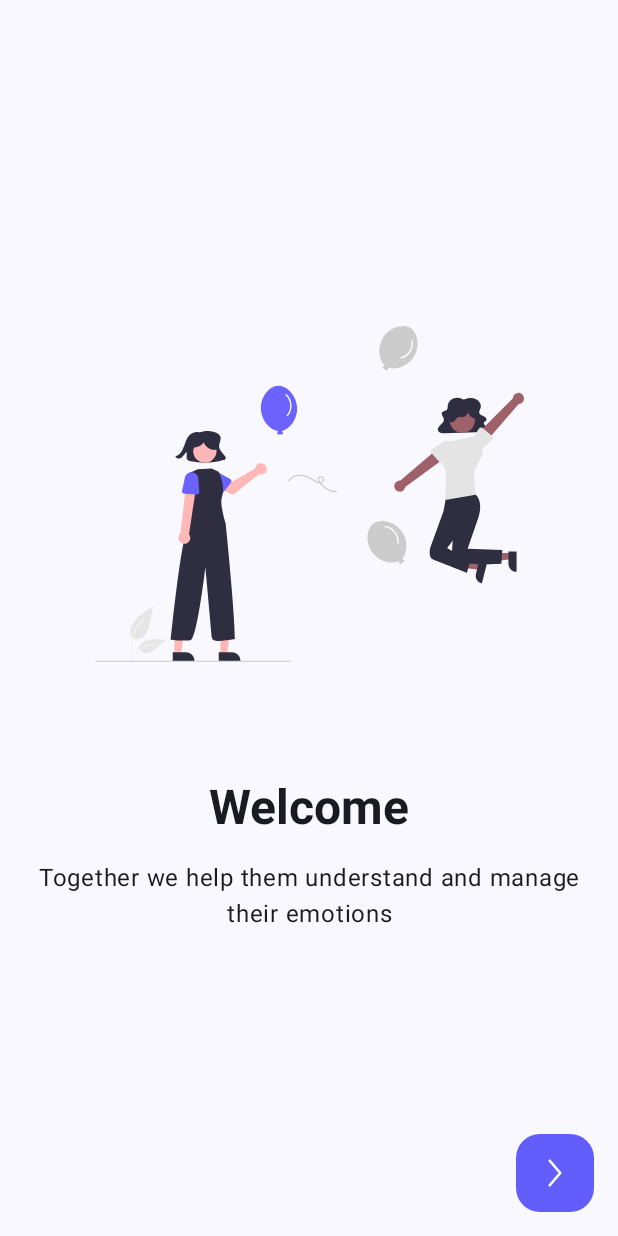
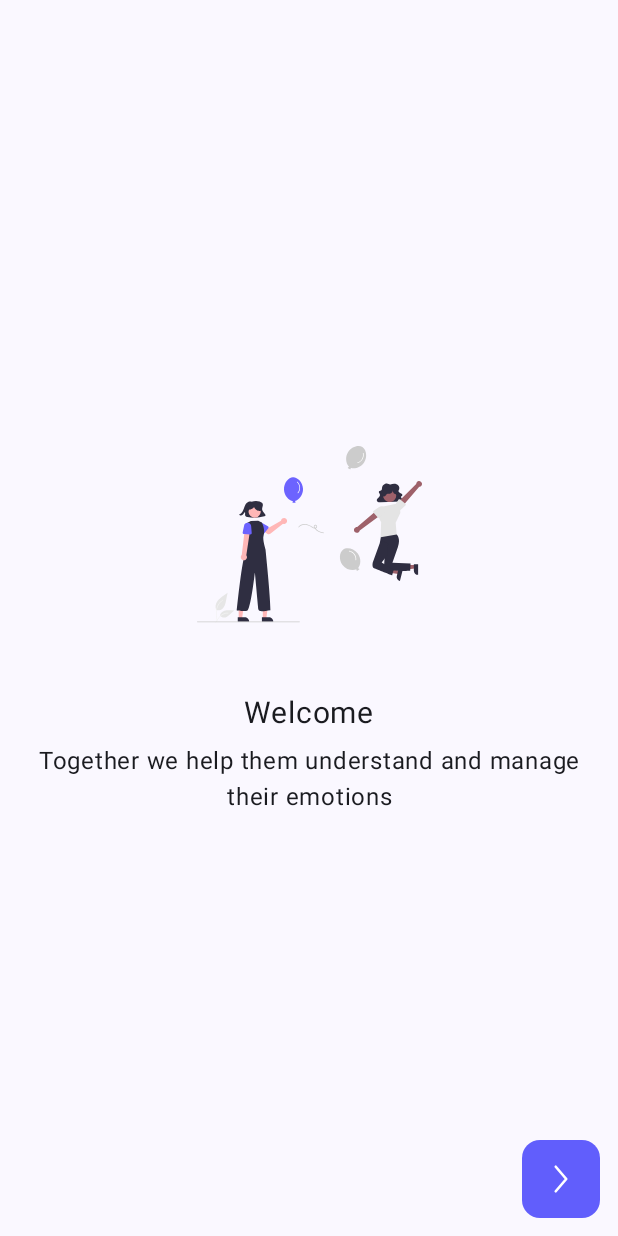
Before and after one commit to Divarizky/child-autism-detection-app, an Android app built with Jetpack Compose: the screen it shows after launch (MainActivity), on a phone screen of 412 x 824 dp. Run offline under Robolectric (Android 15) with nearby library versions, the phone set to English and light mode, and no system bars.

Commit message:
Add new Theme.kt using responsive screen device configuration, Add FileProvider configuration, and remove ml package (TensorFlow Lite model).

```diff
--- a/app/src/main/java/com/application/divarizky/autismdetection/MainActivity.kt
+++ b/app/src/main/java/com/application/divarizky/autismdetection/MainActivity.kt
@@ -7,6 +7,8 @@ import androidx.compose.foundation.layout.fillMaxSize
 import androidx.compose.material3.MaterialTheme
 import androidx.compose.material3.Surface
 import androidx.compose.ui.Modifier
+import androidx.compose.ui.platform.LocalConfiguration
+import androidx.compose.ui.unit.dp
 import androidx.navigation.compose.rememberNavController
 import com.application.divarizky.autismdetection.navigation.NavRoutes
 import com.application.divarizky.autismdetection.ui.theme.AutismDetectionTheme
@@ -15,7 +17,10 @@ class MainActivity : ComponentActivity() {
     override fun onCreate(savedInstanceState: Bundle?) {
         super.onCreate(savedInstanceState)
         setContent {
-            AutismDetectionTheme {
+            val configuration = LocalConfiguration.current
+            val screenWidth = configuration.screenWidthDp.dp
+
+            AutismDetectionTheme(screenWidth = screenWidth) {
                 Surface(
                     modifier = Modifier.fillMaxSize(),
                     color = MaterialTheme.colorScheme.background
--- a/app/src/main/java/com/application/divarizky/autismdetection/ui/screens/SplashScreen.kt
+++ b/app/src/main/java/com/application/divarizky/autismdetection/ui/screens/SplashScreen.kt
@@ -15,18 +15,24 @@ import androidx.compose.ui.Modifier
 import androidx.compose.ui.graphics.Color.Companion.White
 import androidx.compose.ui.graphics.graphicsLayer
 import androidx.compose.ui.layout.ContentScale
+import androidx.compose.ui.platform.LocalConfiguration
 import androidx.compose.ui.res.painterResource
 import androidx.compose.ui.res.stringResource
 import androidx.compose.ui.text.font.FontWeight
 import androidx.compose.ui.tooling.preview.Preview
 import androidx.compose.ui.unit.dp
 import androidx.compose.ui.unit.sp
+import androidx.navigation.NavHostController
 import com.application.divarizky.autismdetection.R
+import com.application.divarizky.autismdetection.ui.theme.AutismDetectionTheme
+import com.application.divarizky.autismdetection.ui.theme.LocalResponsiveConfig
 import com.application.divarizky.autismdetection.ui.theme.MediumBlue
 import kotlinx.coroutines.delay
 
 @Composable
 fun SplashScreen(onSplashFinished: () -> Unit) {
+    val responsiveConfig = LocalResponsiveConfig.current
+
     LaunchedEffect(Unit) {
         delay(3000) // Delay for 3 seconds
         onSplashFinished()
@@ -42,7 +48,7 @@ fun SplashScreen(onSplashFinished: () -> Unit) {
             painter = painterResource(id = R.drawable.img_splashscreen),
             contentDescription = null,
             modifier = Modifier
-                .size(375.dp)
+                .size(responsiveConfig.imageSize * 1.5f) // Example scaling for background image
                 .graphicsLayer { alpha = 0.3f },
             contentScale = ContentScale.Fit
         )
@@ -55,11 +61,11 @@ fun SplashScreen(onSplashFinished: () -> Unit) {
             Image(
                 painter = painterResource(id = R.drawable.ic_white_logo),
                 contentDescription = stringResource(R.string.app_name),
-                modifier = Modifier.size(125.dp)
+                modifier = Modifier.size(100.dp)
             )
             Text(
                 text = "CARE",
-                fontSize = 42.sp,
+                fontSize = 32.sp,
                 fontWeight = FontWeight.Bold,
                 color = White
             )
@@ -70,5 +76,8 @@ fun SplashScreen(onSplashFinished: () -> Unit) {
 @Preview(showBackground = true)
 @Composable
 fun SplashScreenPreview() {
-    SplashScreen(onSplashFinished = {})
+    val configuration = LocalConfiguration.current
+    AutismDetectionTheme(screenWidth = configuration.screenWidthDp.dp) {
+        SplashScreen(onSplashFinished = {})
+    }
 }
--- a/app/src/main/java/com/application/divarizky/autismdetection/ui/screens/WelcomeScreen.kt
+++ b/app/src/main/java/com/application/divarizky/autismdetection/ui/screens/WelcomeScreen.kt
@@ -3,14 +3,7 @@ package com.application.divarizky.autismdetection.ui.screens
 import androidx.compose.foundation.Image
 import androidx.compose.foundation.background
 import androidx.compose.foundation.clickable
-import androidx.compose.foundation.layout.Arrangement
-import androidx.compose.foundation.layout.Box
-import androidx.compose.foundation.layout.Column
-import androidx.compose.foundation.layout.Spacer
-import androidx.compose.foundation.layout.fillMaxSize
-import androidx.compose.foundation.layout.height
-import androidx.compose.foundation.layout.padding
-import androidx.compose.foundation.layout.size
+import androidx.compose.foundation.layout.*
 import androidx.compose.foundation.shape.RoundedCornerShape
 import androidx.compose.material3.Icon
 import androidx.compose.material3.Text
@@ -18,6 +11,7 @@ import androidx.compose.runtime.Composable
 import androidx.compose.ui.Alignment
 import androidx.compose.ui.Modifier
 import androidx.compose.ui.layout.ContentScale
+import androidx.compose.ui.platform.LocalConfiguration
 import androidx.compose.ui.res.painterResource
 import androidx.compose.ui.res.stringResource
 import androidx.compose.ui.text.style.TextAlign
@@ -26,15 +20,15 @@ import androidx.compose.ui.unit.dp
 import androidx.navigation.NavHostController
 import androidx.navigation.compose.rememberNavController
 import com.application.divarizky.autismdetection.R
-import com.application.divarizky.autismdetection.ui.theme.Dimensions.HeadlineStyle
-import com.application.divarizky.autismdetection.ui.theme.Dimensions.contentFontSize
-import com.application.divarizky.autismdetection.ui.theme.Dimensions.cornerRadius
-import com.application.divarizky.autismdetection.ui.theme.Dimensions.imageSize
+import com.application.divarizky.autismdetection.ui.theme.AutismDetectionTheme
+import com.application.divarizky.autismdetection.ui.theme.LocalResponsiveConfig
 import com.application.divarizky.autismdetection.ui.theme.MediumBlue
 import com.application.divarizky.autismdetection.ui.theme.White
 
 @Composable
 fun WelcomeScreen(navController: NavHostController) {
+    val responsiveConfig = LocalResponsiveConfig.current
+
     Box(
         modifier = Modifier
             .fillMaxSize(),
@@ -44,24 +38,24 @@ fun WelcomeScreen(navController: NavHostController) {
             horizontalAlignment = Alignment.CenterHorizontally,
             verticalArrangement = Arrangement.Center,
             modifier = Modifier
-                .padding(16.dp)
+                .padding(responsiveConfig.paddingStandard)
         ) {
             Image(
                 painter = painterResource(id = R.drawable.img_welcome),
                 contentDescription = stringResource(R.string.welcome_image_description),
                 contentScale = ContentScale.Fit,
-                modifier = imageSize
+                modifier = Modifier.size(responsiveConfig.imageSize)
             )
-            Spacer(modifier = Modifier.height(64.dp))
+            Spacer(modifier = Modifier.height(responsiveConfig.verticalPadding * 4))
             Text(
                 text = stringResource(R.string.welcome_heading),
-                style = HeadlineStyle,
+                fontSize = responsiveConfig.titleTextStyle,
             )
-            Spacer(modifier = Modifier.height(16.dp))
+            Spacer(modifier = Modifier.height(responsiveConfig.verticalPadding))
             Text(
                 text = stringResource(R.string.welcome_subheading),
                 textAlign = TextAlign.Center,
-                fontSize = contentFontSize,
+                fontSize = responsiveConfig.mediumFontSize,
             )
         }
 
@@ -69,14 +63,14 @@ fun WelcomeScreen(navController: NavHostController) {
             contentAlignment = Alignment.BottomEnd,
             modifier = Modifier
                 .fillMaxSize()
-                .padding(16.dp)
+                .padding(responsiveConfig.paddingStandard)
         ) {
             Box(
                 modifier = Modifier
                     .size(52.dp)
                     .background(
                         color = MediumBlue,
-                        shape = RoundedCornerShape(cornerRadius)
+                        shape = RoundedCornerShape(responsiveConfig.cornerRadius)
                     )
                     .clickable {
                         navController.navigate("autism_detection")
@@ -97,5 +91,8 @@ fun WelcomeScreen(navController: NavHostController) {
 @Preview(showBackground = true)
 @Composable
 fun WelcomeScreenPreview() {
-    WelcomeScreen(navController = rememberNavController())
+    val configuration = LocalConfiguration.current
+    AutismDetectionTheme(screenWidth = configuration.screenWidthDp.dp) {
+        WelcomeScreen(navController = rememberNavController())
+    }
 }
--- a/app/src/main/java/com/application/divarizky/autismdetection/ui/theme/Theme.kt
+++ b/app/src/main/java/com/application/divarizky/autismdetection/ui/theme/Theme.kt
@@ -2,19 +2,125 @@ package com.application.divarizky.autismdetection.ui.theme
 
 import android.os.Build
 import androidx.compose.foundation.isSystemInDarkTheme
-import androidx.compose.foundation.layout.size
 import androidx.compose.material3.MaterialTheme
 import androidx.compose.material3.darkColorScheme
 import androidx.compose.material3.dynamicDarkColorScheme
 import androidx.compose.material3.dynamicLightColorScheme
 import androidx.compose.material3.lightColorScheme
 import androidx.compose.runtime.Composable
-import androidx.compose.ui.Modifier
+import androidx.compose.runtime.CompositionLocalProvider
+import androidx.compose.runtime.staticCompositionLocalOf
 import androidx.compose.ui.platform.LocalContext
-import androidx.compose.ui.text.TextStyle
-import androidx.compose.ui.text.font.FontWeight
 import androidx.compose.ui.unit.dp
 import androidx.compose.ui.unit.sp
+import androidx.compose.ui.unit.Dp
+import androidx.compose.ui.unit.TextUnit
+
+// Define ResponsiveConfig data class
+data class ResponsiveConfig(
+    val smallFontSize: TextUnit,
+    val mediumFontSize: TextUnit,
+    val largeFontSize: TextUnit,
+    val buttonHeight: Dp,
+    val buttonWidth: Dp,
+    val imageSize: Dp,
+    val paddingStandard: Dp,
+    val verticalPadding: Dp,
+    val titleTextStyle: TextUnit,
+    val cornerRadius: Dp
+)
+
+// Function to get the responsive configuration based on screen width
+fun getResponsiveConfig(screenWidth: Dp): ResponsiveConfig {
+    return when {
+        screenWidth < 360.dp -> { // Small screens (e.g., phones with small displays)
+            ResponsiveConfig(
+                smallFontSize = 12.sp,
+                mediumFontSize = 14.sp,
+                largeFontSize = 16.sp,
+                buttonHeight = 40.dp,
+                buttonWidth = 150.dp,
+                imageSize = 100.dp,
+                paddingStandard = 8.dp,
+                verticalPadding = 4.dp,
+                titleTextStyle = 18.sp,
+                cornerRadius = 8.dp
+            )
+        }
+        screenWidth < 480.dp -> { // Medium screens (e.g., average smartphones)
+            ResponsiveConfig(
+                smallFontSize = 14.sp,
+                mediumFontSize = 16.sp,
+                largeFontSize = 18.sp,
+                buttonHeight = 48.dp,
+                buttonWidth = 200.dp,
+                imageSize = 150.dp,
+                paddingStandard = 12.dp,
+                verticalPadding = 8.dp,
+                titleTextStyle = 20.sp,
+                cornerRadius = 12.dp
+            )
+        }
+        screenWidth < 600.dp -> { // Large screens (e.g., large smartphones, small tablets)
+            ResponsiveConfig(
+                smallFontSize = 16.sp,
+                mediumFontSize = 18.sp,
+                largeFontSize = 20.sp,
+                buttonHeight = 56.dp,
+                buttonWidth = 250.dp,
+                imageSize = 200.dp,
+                paddingStandard = 16.dp,
+                verticalPadding = 12.dp,
+                titleTextStyle = 24.sp,
+                cornerRadius = 16.dp
+            )
+        }
+        screenWidth < 720.dp -> { // Extra large screens (e.g., tablets)
+            ResponsiveConfig(
+                smallFontSize = 18.sp,
+                mediumFontSize = 20.sp,
+                largeFontSize = 22.sp,
+                buttonHeight = 64.dp,
+                buttonWidth = 300.dp,
+                imageSize = 250.dp,
+                paddingStandard = 20.dp,
+                verticalPadding = 16.dp,
+                titleTextStyle = 26.sp,
+                cornerRadius = 20.dp
+            )
+        }
+        else -> { // Extra extra large screens (e.g., large tablets, desktop emulators)
+            ResponsiveConfig(
+                smallFontSize = 20.sp,
+                mediumFontSize = 22.sp,
+                largeFontSize = 24.sp,
+                buttonHeight = 72.dp,
+                buttonWidth = 350.dp,
+                imageSize = 300.dp,
+                paddingStandard = 24.dp,
+                verticalPadding = 20.dp,
+                titleTextStyle = 28.sp,
+                cornerRadius = 24.dp
+            )
+        }
+    }
+}
+
+// Define a CompositionLocal to provide ResponsiveConfig
+val LocalResponsiveConfig = staticCompositionLocalOf {
+    ResponsiveConfig(
+        smallFontSize = 16.sp,
+        mediumFontSize = 18.sp,
+        largeFontSize = 20.sp,
+        buttonHeight = 56.dp,
+        buttonWidth = 250.dp,
+        imageSize = 200.dp,
+        paddingStandard = 16.dp,
+        verticalPadding = 12.dp,
+        titleTextStyle = 24.sp,
+        cornerRadius = 16.dp
+    )
+}
 
 private val DarkColorScheme = darkColorScheme(
     primary = MediumBlue,
@@ -27,43 +133,13 @@ private val LightColorScheme = lightColorScheme(
     primary = MediumBlue,
     secondary = CornflowerBlue,
     onPrimary = White,
-    onSecondary = White,
-
-
-    /* Other default colors to override
-    background = Color(0xFFFFFBFE),
-    surface = Color(0xFFFFFBFE),
-    onPrimary = Color.White,
-    onSecondary = Color.White,
-    onTertiary = Color.White,
-    onBackground = Color(0xFF1C1B1F),
-    onSurface = Color(0xFF1C1B1F),
-    */
+    onSecondary = White
 )
-
-object Dimensions {
-    // Paddings
-    val paddingStandard = 16.dp
-    val horizontalPadding = 16.dp
-    val verticalPadding = 20.dp
-
-    // Image and Others Dimensions
-    val imageSize = Modifier.size(width = 286.dp, height = 252.dp)
-    val cornerRadius = 16.dp
-
-    // Text Configuration
-    val HeadlineStyle = TextStyle(fontSize = 32.sp, fontWeight = FontWeight.Bold)
-    val titleTextStyle = TextStyle(fontSize = 24.sp, fontWeight = FontWeight.Bold)
-    val buttonTextStyle = TextStyle(fontSize = 16.sp, fontWeight = FontWeight.Bold)
-    val contentFontSize = 16.sp
-    val bodyFontSize = 12.sp
-
-}
 
 @Composable
 fun AutismDetectionTheme(
     darkTheme: Boolean = isSystemInDarkTheme(),
-    // Dynamic color is available on Android 12+
+    screenWidth: Dp,
     dynamicColor: Boolean = true,
     content: @Composable () -> Unit
 ) {
@@ -77,9 +153,13 @@ fun AutismDetectionTheme(
         else -> LightColorScheme
     }
 
-    MaterialTheme(
-        colorScheme = colorScheme,
-        typography = Typography,
-        content = content
-    )
+    val responsiveConfig = getResponsiveConfig(screenWidth)
+
+    CompositionLocalProvider(LocalResponsiveConfig provides responsiveConfig) {
+        MaterialTheme(
+            colorScheme = colorScheme,
+            typography = Typography,
+            content = content
+        )
+    }
 }
--- a/app/src/main/res/values/strings.xml
+++ b/app/src/main/res/values/strings.xml
@@ -6,9 +6,10 @@
     <string name="welcome_heading">Welcome</string>
     <string name="welcome_subheading">Together we help them understand and manage their emotions</string>
 
-    // Autism Detection
+    // Autism Detection Screen
     <string name="autism_detection_screen_title">Check Your Child’s\nAutism Status</string>
     <string name="scan_image_description">Scan Image</string>
+    <string name="scan_button_text">Scan</string>
     <string name="take_a_picture_button_text">Take a picture</string>
     <string name="upload_from_gallery_button_text">Upload from gallery</string>
 </resources>
--- /dev/null
+++ b/app/src/main/res/xml/file_paths.xml
@@ -0,0 +1,6 @@
+<?xml version="1.0" encoding="utf-8"?>
+<paths xmlns:android="http://schemas.android.com/apk/res/android">
+    <external-files-path
+        name="my_images"
+        path="Pictures/" />
+</paths>
```
Also changed, not shown: app/src/main/AndroidManifest.xml (+11 -1 lines), app/src/main/java/com/application/divarizky/autismdetection/ui/screens/AutismDetectionScreen.kt (+16 -20 lines).
